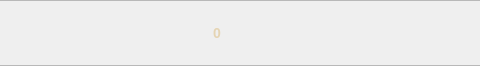
This is topbar.ui in OVahidO/Slay_The_Spire as Qt 5 draws it before an edit; both pictures show x 504 to 984 and y 0 to 66 of the 1280 by 66 pixel window. The edited form follows.
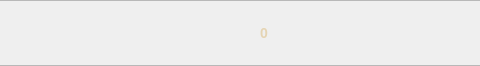
This is the edited form. Icons and pictures are not drawn.

Commit message: feat: add addPotion signal&slot and fix Potions UI

```diff
--- a/topbar.ui
+++ b/topbar.ui
@@ -266,9 +266,12 @@
         <property name="orientation">
          <enum>Qt::Orientation::Horizontal</enum>
         </property>
+        <property name="sizeType">
+         <enum>QSizePolicy::Policy::Preferred</enum>
+        </property>
         <property name="sizeHint" stdset="0">
          <size>
-          <width>40</width>
+          <width>300</width>
           <height>20</height>
          </size>
         </property>
```
The commit also changes 6 other files.
